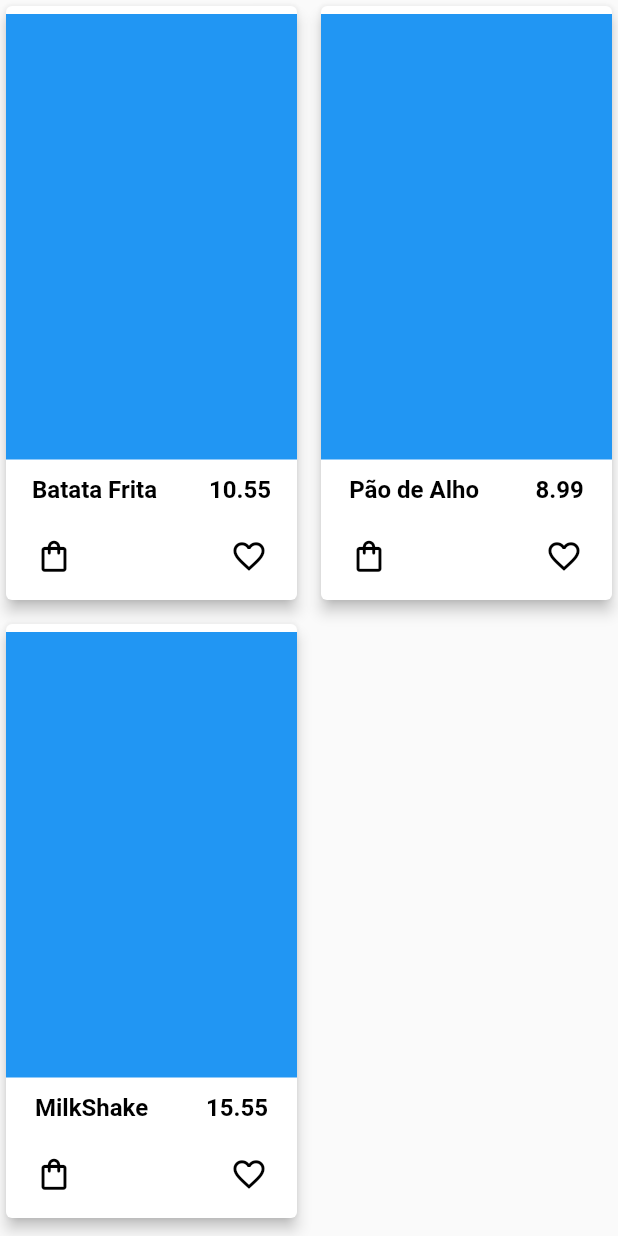
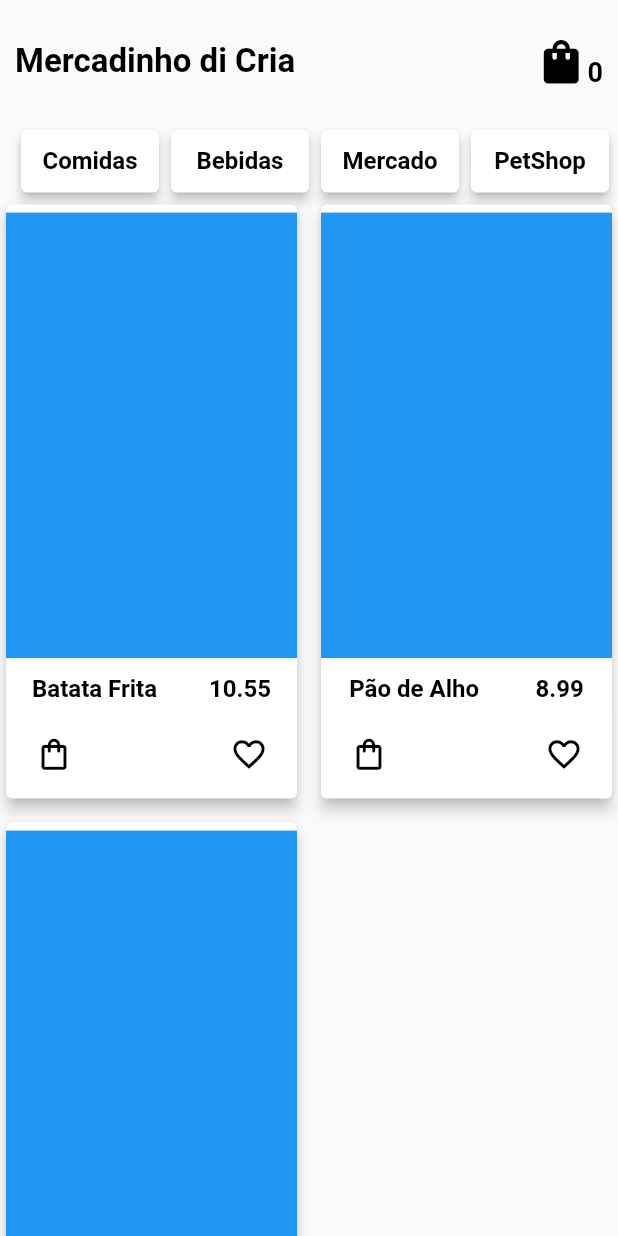
Before and after one commit to brendonrodri/Foods_App, a Flutter app: the screen it shows after launch, on a phone screen of 412 x 824 dp. Run offline on Flutter 3.47's test engine with Material 2 defaults, Android fonts, the phone set to English and light mode, and no system bars; our stand-ins replace get.

Commit message:
feat: created app header with cart icon and count. todo: implement counter for this. created selected menu and menu tile

```diff
--- /dev/null
+++ b/lib/data/menu_data.dart
@@ -0,0 +1,11 @@
+import 'package:shopping/models/menu_item.dart';
+
+List<MenuItem> menuList() {
+  List<MenuItem> productMenuData = [
+    MenuItem(1, 'Comidas'),
+    MenuItem(2, 'Bebidas'),
+    MenuItem(3, 'Mercado'),
+    MenuItem(4, 'PetShop'),
+  ];
+  return productMenuData;
+}
--- /dev/null
+++ b/lib/models/menu_item.dart
@@ -0,0 +1,5 @@
+class MenuItem {
+  MenuItem(this.id, this.name);
+  int? id;
+  String? name;
+}
--- a/lib/routes.dart
+++ b/lib/routes.dart
@@ -1,5 +1,6 @@
 import 'package:flutter/material.dart';
 import 'package:shopping/src/presentation/presentation/home_screen.dart';
+import 'package:shopping/src/presentation/widgets/app_header.dart';
 
 class AppWidget extends StatelessWidget {
   const AppWidget({super.key});
--- a/lib/src/presentation/presentation/home_screen.dart
+++ b/lib/src/presentation/presentation/home_screen.dart
@@ -1,13 +1,27 @@
 import 'package:flutter/material.dart';
 import 'package:shopping/data/foods_data.dart';
+import 'package:shopping/data/menu_data.dart';
 import 'package:shopping/models/foods_model.dart';
+import 'package:shopping/models/menu_item.dart';
+import 'package:shopping/src/presentation/widgets/app_header.dart';
 import 'package:shopping/src/presentation/widgets/product_grid.dart';
+import 'package:shopping/src/presentation/widgets/select_products_menu.dart';
 
 class HomeScreen extends StatelessWidget {
   HomeScreen({super.key});
   List<Food> foodItems = foodList();
+  List<MenuItem> menuItems = menuList();
   @override
   Widget build(BuildContext context) {
-    return ProductGrid(foodItems);
+    return SingleChildScrollView(
+      child: Flex(
+        direction: Axis.vertical,
+        children: <Widget>[
+          AppHeader(),
+          SelectProductsMenu(menuItems),
+          ProductGrid(foodItems),
+        ],
+      ),
+    );
   }
 }
--- /dev/null
+++ b/lib/src/presentation/presentation/home_screen/home_controller.dart
@@ -0,0 +1,3 @@
+import 'package:get/get.dart';
+
+class HomeController extends GetxController {}
--- /dev/null
+++ b/lib/src/presentation/widgets/app_header.dart
@@ -0,0 +1,43 @@
+import 'package:flutter/material.dart';
+import 'package:shopping/utils/app_styles.dart';
+
+class AppHeader extends StatelessWidget {
+  const AppHeader({super.key});
+
+  @override
+  Widget build(BuildContext context) {
+    final screenWidth = MediaQuery.of(context).size.width;
+    final screenHeight = MediaQuery.of(context).size.height;
+    return SizedBox(
+      height: screenHeight * 0.10,
+      child: const Padding(
+        padding: EdgeInsets.all(10),
+        child: Row(
+          mainAxisAlignment: MainAxisAlignment.spaceBetween,
+          crossAxisAlignment: CrossAxisAlignment.center,
+          children: <Widget>[
+            Text(
+              "Mercadinho di Cria",
+              style: AppStyles.blackBold22,
+            ),
+            Row(
+              crossAxisAlignment: CrossAxisAlignment.end,
+              children: [
+                Icon(
+                  Icons.shopping_bag,
+                  color: Colors.black,
+                  size: 35,
+                ),
+                //TODO: add item count
+                Text(
+                  '0',
+                  style: AppStyles.blackBold18,
+                )
+              ],
+            ),
+          ],
+        ),
+      ),
+    );
+  }
+}
--- /dev/null
+++ b/lib/src/presentation/widgets/menu_tile.dart
@@ -0,0 +1,25 @@
+import 'package:flutter/material.dart';
+import 'package:shopping/utils/app_styles.dart';
+
+class MenuTile extends StatelessWidget {
+  MenuTile(
+    this.itemTitle, {
+    super.key,
+  });
+  String itemTitle;
+  Widget build(BuildContext context) {
+    return SizedBox(
+      width: 100,
+      child: Card(
+        elevation: 3,
+        child: Center(
+          child: Text(
+            itemTitle,
+            style: AppStyles.blackBold16,
+            textAlign: TextAlign.center,
+          ),
+        ),
+      ),
+    );
+  }
+}
--- a/lib/src/presentation/widgets/product_grid.dart
+++ b/lib/src/presentation/widgets/product_grid.dart
@@ -7,6 +7,7 @@ class ProductGrid extends StatelessWidget {
   @override
   Widget build(BuildContext context) {
     return GridView.builder(
+      shrinkWrap: true,
       gridDelegate: SliverGridDelegateWithFixedCrossAxisCount(
         crossAxisCount: 2,
         mainAxisSpacing: 8.0,
--- /dev/null
+++ b/lib/src/presentation/widgets/select_products_menu.dart
@@ -0,0 +1,23 @@
+import 'package:flutter/material.dart';
+import 'package:shopping/models/menu_item.dart';
+import 'package:shopping/src/presentation/widgets/menu_tile.dart';
+
+class SelectProductsMenu extends StatelessWidget {
+  SelectProductsMenu(this.menuItems, {super.key});
+  List<MenuItem> menuItems;
+  @override
+  Widget build(BuildContext context) {
+    return Container(
+      height: 50,
+      padding: EdgeInsets.only(left: 10),
+      child: ListView.builder(
+        scrollDirection: Axis.horizontal,
+        itemCount: menuItems.length,
+        itemBuilder: (context, index) {
+          final iterectedItems = menuItems[index];
+          return MenuTile(iterectedItems.name.toString());
+        },
+      ),
+    );
+  }
+}
--- a/lib/utils/app_styles.dart
+++ b/lib/utils/app_styles.dart
@@ -6,4 +6,14 @@ class AppStyles {
     fontWeight: FontWeight.bold,
     color: Colors.black,
   );
+  static const blackBold18 = TextStyle(
+    fontSize: 18,
+    fontWeight: FontWeight.bold,
+    color: Colors.black,
+  );
+  static const blackBold22 = TextStyle(
+    fontSize: 22,
+    fontWeight: FontWeight.bold,
+    color: Colors.black,
+  );
 }
--- a/pubspec.yaml
+++ b/pubspec.yaml
@@ -35,6 +35,7 @@ dependencies:
   # The following adds the Cupertino Icons font to your application.
   # Use with the CupertinoIcons class for iOS style icons.
   cupertino_icons: ^1.0.2
+  get: ^4.6.6
 
 dev_dependencies:
   flutter_test:
```
Also changed, not shown: pubspec.lock.
